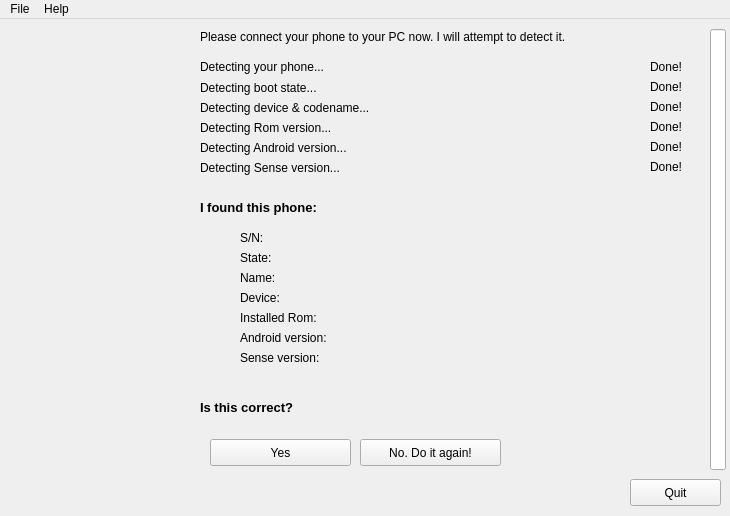
The window that detect.ui (showp1984/bricked-installer) describes before a commit, drawn with Qt 5.
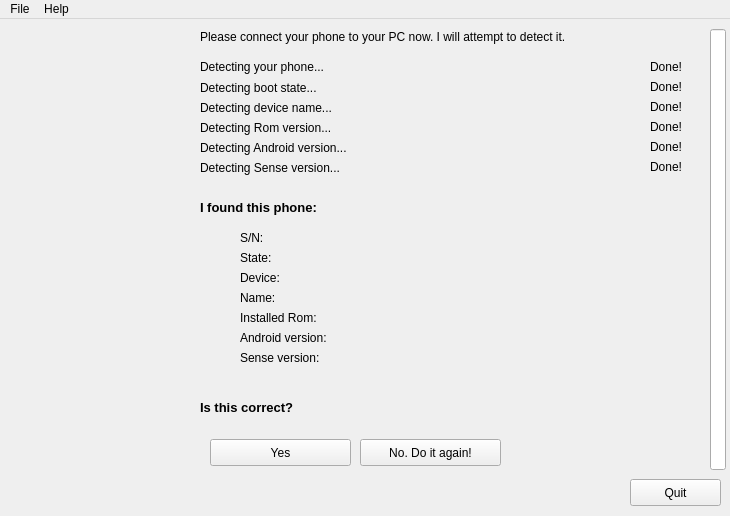
The same window after the commit. Icons and pictures are not drawn.

Commit message:
detect: add fastboot product support
Alter disclaimer for future databank usage. (in case I forget it then)

```diff
--- a/detect.ui
+++ b/detect.ui
@@ -126,7 +126,7 @@
      </rect>
     </property>
     <property name="text">
-     <string>Detecting device &amp; codename...</string>
+     <string>Detecting device name...</string>
     </property>
    </widget>
    <widget class="QLabel" name="lbl_detectromversion">
@@ -293,7 +293,7 @@
     <property name="geometry">
      <rect>
       <x>240</x>
-      <y>250</y>
+      <y>270</y>
       <width>171</width>
       <height>17</height>
      </rect>
@@ -377,7 +377,7 @@
     <property name="geometry">
      <rect>
       <x>350</x>
-      <y>250</y>
+      <y>270</y>
       <width>301</width>
       <height>16</height>
      </rect>
@@ -441,7 +441,7 @@
     <property name="geometry">
      <rect>
       <x>350</x>
-      <y>270</y>
+      <y>250</y>
       <width>301</width>
       <height>16</height>
      </rect>
@@ -457,7 +457,7 @@
     <property name="geometry">
      <rect>
       <x>240</x>
-      <y>270</y>
+      <y>250</y>
       <width>171</width>
       <height>17</height>
      </rect>
```
The commit also changes 7 other files.
